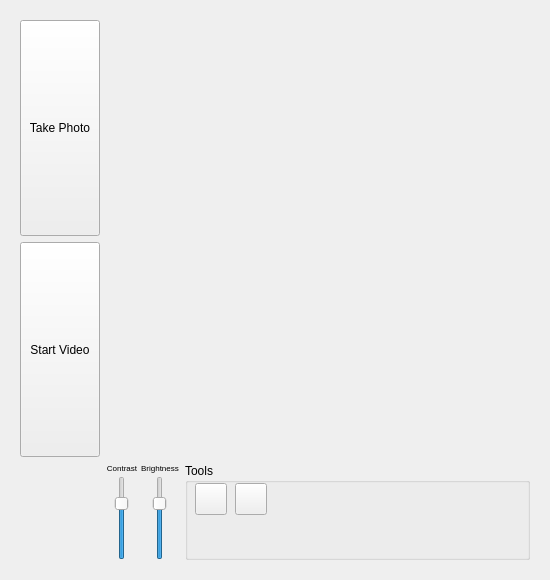
The window that ui/camerawindow.ui (Th3Tr00p3r/gSTED-sFCS) describes before a commit, drawn with Qt 5.
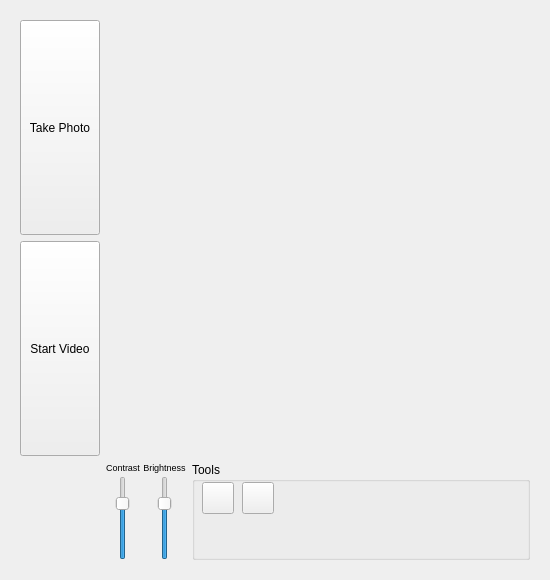
The same window after the commit. Icons and pictures are not drawn.

Commit message: got rid of all unecessary icons, all used icons now in ./icons/ created generate_icons_resource_file, called in gSTEDsFCS.py (should be individually called as needed, unrelated to app run). added measurement finished sound, currently commented

```diff
--- a/ui/camerawindow.ui
+++ b/ui/camerawindow.ui
@@ -117,7 +117,7 @@
                 </property>
                 <property name="font">
                  <font>
-                  <pointsize>6</pointsize>
+                  <pointsize>7</pointsize>
                  </font>
                 </property>
                 <property name="text">
@@ -170,7 +170,7 @@
                 </property>
                 <property name="font">
                  <font>
-                  <pointsize>6</pointsize>
+                  <pointsize>7</pointsize>
                  </font>
                 </property>
                 <property name="text">
@@ -250,6 +250,16 @@
              <property name="text">
               <string/>
              </property>
+             <property name="icon">
+              <iconset resource="../icons.qrc">
+               <normaloff>:/icons/system-search.png</normaloff>:/icons/system-search.png</iconset>
+             </property>
+             <property name="iconSize">
+              <size>
+               <width>32</width>
+               <height>32</height>
+              </size>
+             </property>
              <property name="checkable">
               <bool>true</bool>
              </property>
```
Left out of the diff: 4 changed lines with no effect on the pictures. The commit also changes 258 other files.
